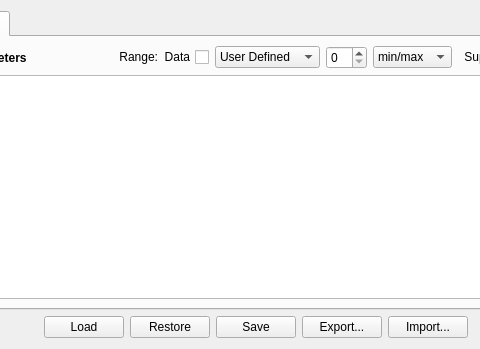
The window that MSSPM_Main/forms/Estimation/Estimation_Tab01.ui (nmfs-fish-tools/MSSPM) describes before a commit, drawn with Qt 5; both pictures show x 126 to 606 and y 0 to 349 of the 765 by 349 pixel window.
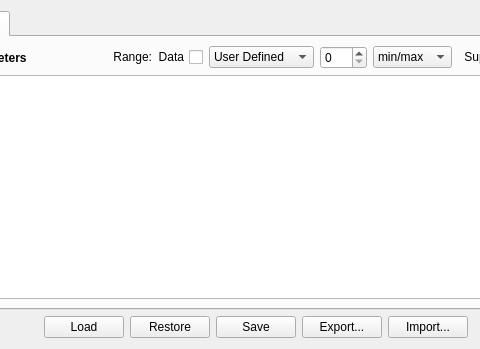
The same window after the commit.

Commit message: Fixed bug with saving a new Model

What changed in the file:
```diff
--- a/MSSPM_Main/forms/Estimation/Estimation_Tab01.ui
+++ b/MSSPM_Main/forms/Estimation/Estimation_Tab01.ui
@@ -264,6 +264,9 @@
              <property name="whatsThis">
               <string>&lt;html&gt;&lt;head/&gt;&lt;body&gt;&lt;p align=&quot;center&quot;&gt;&lt;span style=&quot; font-weight:600;&quot;&gt;Range Percentage&lt;/span&gt;&lt;/p&gt;&lt;p&gt;This value represents the percentage of a parameter the min/max values will be set to. For example, if SpeciesK is 100 and this value is set to 10, SpeciesKMin will be set to 90 and SpeciesKMax will be set to 110.&lt;/p&gt;&lt;/body&gt;&lt;/html&gt;</string>
              </property>
+             <property name="maximum">
+              <number>100</number>
+             </property>
             </widget>
            </item>
            <item>
```
The commit also changes 2 other files.
